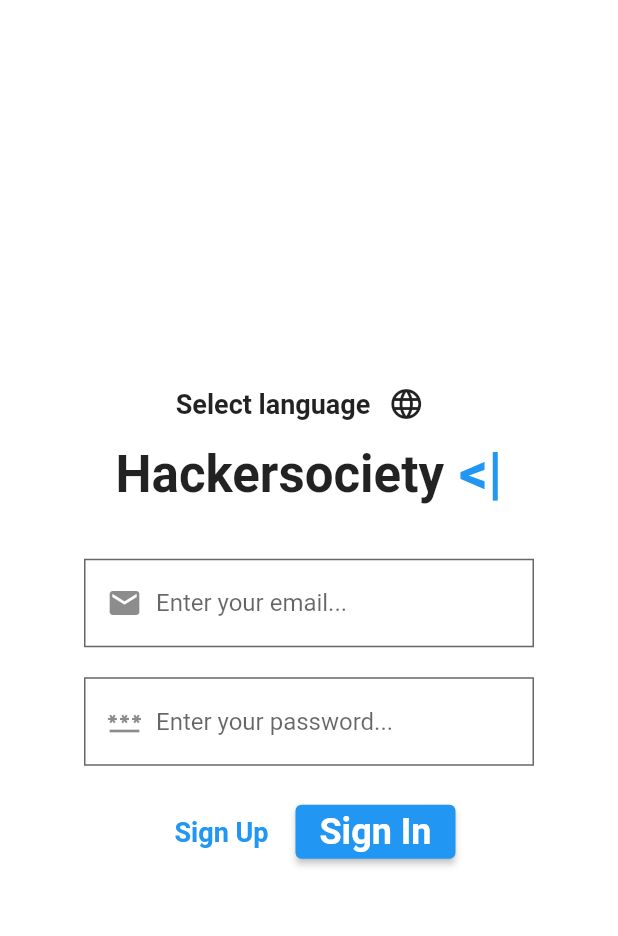
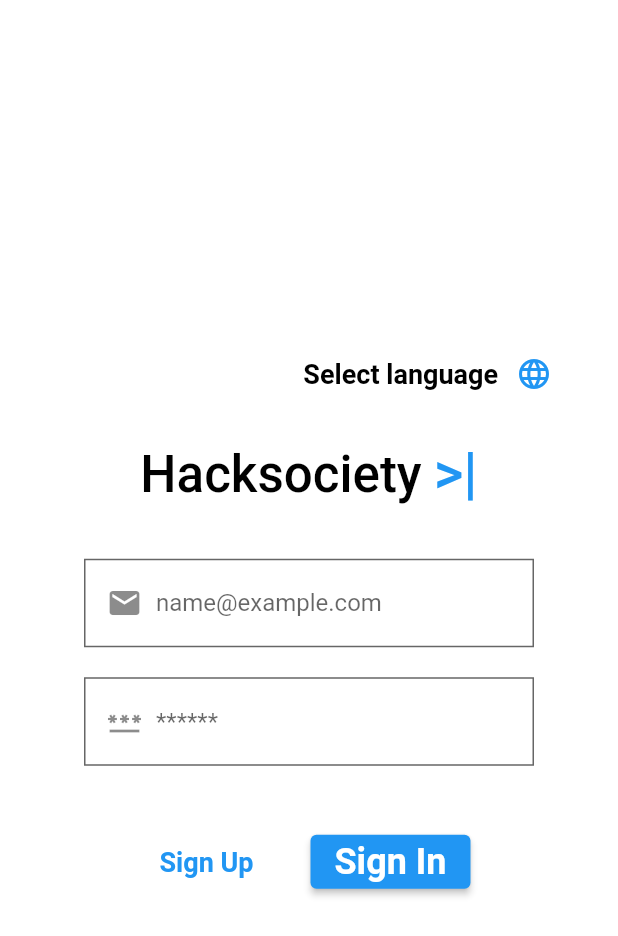
Before and after one commit to yilmazozkan2/Hacksociety-, a Flutter app: the screen it shows after launch, on a phone screen of 412 x 824 dp. Shown: the top 936 px of the screen. Run offline on Flutter 3.47's test engine with Material 2 defaults, Android fonts, the phone set to English and light mode, and no system bars; our stand-ins replace cloud_firestore, firebase_auth, firebase_core, firebase_storage, get, get_storage and 1 more; missing offline and left inert: translator; accounts and stored records are empty; Roboto replaces fonts that are missing (Noto).

Commit message:
Update login_page.dart

```diff
--- a/lib/pages/login_page.dart
+++ b/lib/pages/login_page.dart
@@ -103,11 +103,24 @@ class _IskeleState extends State<Iskele> {
   @override
   Widget build(BuildContext context) {
     return MaterialApp(
-      theme: ThemeData(fontFamily: 'Noto'),
+      debugShowCheckedModeBanner: false,
+      theme: ThemeData(
+          brightness: Brightness.light,
+          primarySwatch: Colors.blue,
+          fontFamily: 'Noto'),
+      darkTheme: ThemeData(
+          brightness: Brightness.light,
+          primarySwatch: Colors.blue,
+          fontFamily: 'Noto'),
       home: Material(
         color: Colors.white,
         child: Column(
           mainAxisAlignment: MainAxisAlignment.center,
+          children: [
+            Padding(
+              padding: const EdgeInsets.only(right: 32),
+              child: Row(
+                mainAxisAlignment: MainAxisAlignment.end,
                 children: [
                   Wrap(
                     crossAxisAlignment: WrapCrossAlignment.center,
@@ -117,38 +130,47 @@ class _IskeleState extends State<Iskele> {
                         style: TextStyle(
                             fontSize: 18,
                             fontFamily: 'Noto',
+                            color: Colors.black,
                             fontWeight: FontWeight.bold),
                       ),
                       IconButton(
                           onPressed: () {
                             builddialog(context);
                           },
-                    icon: Icon(Icons.language)),
+                          icon: Icon(Icons.language),
+                          color: Colors.blue),
                     ],
                   ),
-            Row(
+                ],
+              ),
+            ),
+            Padding(
+              padding: const EdgeInsets.only(top: 20.0),
+              child: Row(
                 crossAxisAlignment: CrossAxisAlignment.center,
                 mainAxisAlignment: MainAxisAlignment.center,
                 children: [
                   Text(
-                  'Hackersociety',
+                    'Hacksociety',
                     style: TextStyle(
                         fontFamily: 'Noto',
                         fontSize: 34,
-                      fontWeight: FontWeight.bold),
+                        color: Colors.black,
+                        fontWeight: FontWeight.w500),
                   ),
                   SizedBox(
-                  width: 10,
+                    width: 8,
                   ),
                   Text(
-                  '<|',
+                    '>|',
                     style: TextStyle(
                         fontSize: 38,
                         fontFamily: 'Noto',
-                      fontWeight: FontWeight.bold,
+                        fontWeight: FontWeight.w500,
                         color: Colors.blue),
                   ),
                 ],
+              ),
             ),
             Padding(
               padding: const EdgeInsets.only(top: 34.0),
@@ -161,6 +183,7 @@ class _IskeleState extends State<Iskele> {
                     SizedBox(
                       width: 300,
                       child: TextField(
+                        keyboardType: TextInputType.emailAddress,
                         decoration: InputDecoration(
                           filled: true,
                           fillColor: Colors.white,
@@ -169,7 +192,7 @@ class _IskeleState extends State<Iskele> {
                             child: Icon(Icons.email),
                             width: 18,
                           ),
-                          hintText: "enteryouremail".tr,
+                          hintText: "name@example.com",
                           border: OutlineInputBorder(
                             borderRadius: BorderRadius.circular(0),
                           ),
@@ -191,11 +214,11 @@ class _IskeleState extends State<Iskele> {
                               child: Icon(Icons.password),
                               width: 18,
                             ),
-                          hintText: "enteryourpassword".tr,
+                            hintText: "******",
                             border: OutlineInputBorder(
                                 borderRadius: BorderRadius.circular(0),
-                          ),
-                        ),
+                                borderSide:
+                                    BorderSide(color: Colors.black, width: 8))),
                         controller: textController2,
                       ),
                     ),
@@ -204,7 +227,7 @@ class _IskeleState extends State<Iskele> {
               ),
             ),
             Padding(
-              padding: const EdgeInsets.only(top: 20.0),
+              padding: const EdgeInsets.only(top: 40.0),
               child: Row(
                 crossAxisAlignment: CrossAxisAlignment.center,
                 mainAxisAlignment: MainAxisAlignment.center,
@@ -218,7 +241,7 @@ class _IskeleState extends State<Iskele> {
                               fontSize: 18,
                               fontWeight: FontWeight.bold,
                               color: Colors.blue))),
-                  SizedBox(width: 10),
+                  SizedBox(width: 30),
                   ElevatedButton(
                       onPressed: () {
                         girisYap();
```
Lines whose indentation alone changed are shown as unchanged.
